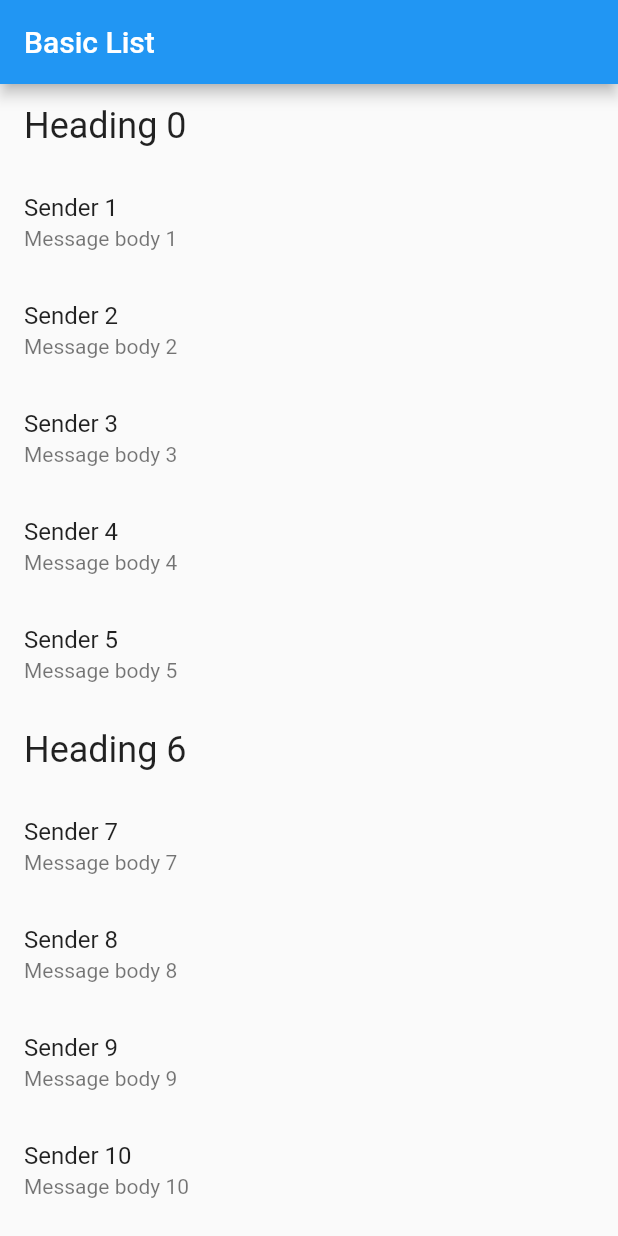
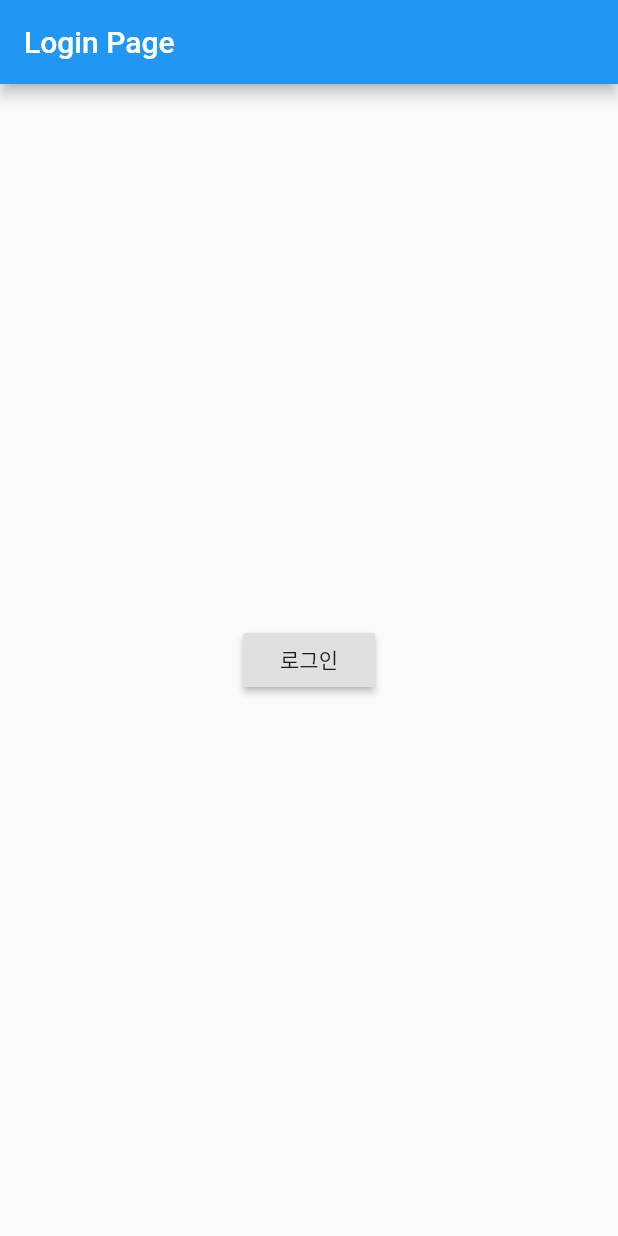
Before and after one commit to Park-Wonbin/poapper-flutter-tutorial, a Flutter app: the screen it shows after launch, on a phone screen of 412 x 824 dp. Run offline on Flutter 3.47's test engine with Material 2 defaults, Android fonts, the phone set to English and light mode, and no system bars.

Commit message:
lecture 03

```diff
--- a/flutter_tutorial/lib/list.tutorial.dart
+++ b/flutter_tutorial/lib/list.tutorial.dart
@@ -75,7 +75,7 @@ class ListTutorial extends StatelessWidget {
 
     return Scaffold(
       appBar: AppBar(
-        title: Text(title),
+        title: Text('List Tutorial'),
       ),
       body: customListView,
     );
--- /dev/null
+++ b/flutter_tutorial/lib/login.tutorial.dart
@@ -0,0 +1,51 @@
+import 'dart:async';
+
+import 'package:flutter/material.dart';
+import 'package:flutter_tutorial/main.dart';
+import 'package:provider/provider.dart';
+
+class RootPage extends StatelessWidget {
+  @override
+  Widget build(BuildContext context) {
+    AuthState authState = Provider.of<AuthRepository>(context).authState;
+
+    return authState == AuthState.UnAuthenticated ? LoginPage() : MainPage();
+  }
+}
+
+class LoginPage extends StatelessWidget {
+  @override
+  Widget build(BuildContext context) {
+    return Scaffold(
+      appBar: AppBar(
+        title: Text('Login Page'),
+      ),
+      body: Center(
+        child: RaisedButton(
+          child: Text('로그인'),
+          onPressed: () {
+            Provider.of<AuthRepository>(context, listen: false).setState(AuthState.Authenticated);
+          },
+        ),
+      ),
+    );
+  }
+}
+
+class MainPage extends StatelessWidget {
+  @override
+  Widget build(BuildContext context) {
+    return Scaffold(
+      appBar: AppBar(
+        title: Text('Main Page'),
+      ),
+      body: Center(
+        child: RaisedButton(
+          child: Text('로그아웃'),
+          onPressed: () {
+            Provider.of<AuthRepository>(context, listen: false).setState(AuthState.UnAuthenticated);
+          },
+        ),
+      ),
+    );  }
+}
--- a/flutter_tutorial/lib/main.dart
+++ b/flutter_tutorial/lib/main.dart
@@ -1,11 +1,30 @@
 import 'package:flutter/material.dart';
 import 'package:flutter_tutorial/layout.tutorial.dart';
+import 'package:flutter_tutorial/login.tutorial.dart';
 import 'package:flutter_tutorial/route.tutorial.dart';
+import 'package:flutter_tutorial/sliver.tutorial.dart';
+import 'package:provider/provider.dart';
 
 import 'list.tutorial.dart';
 
 void main() {
-  runApp(MyApp());
+  runApp(MultiProvider(
+    child: MyApp(),
+    providers: [ChangeNotifierProvider.value(value: AuthRepository())],
+  ));
+}
+
+enum AuthState {
+  Authenticated, UnAuthenticated,
+}
+
+class AuthRepository with ChangeNotifier{
+  AuthState authState = AuthState.UnAuthenticated;
+
+  setState(AuthState state) {
+    authState = state;
+    notifyListeners();
+  }
 }
 
 class MyApp extends StatelessWidget {
@@ -14,14 +33,17 @@ class MyApp extends StatelessWidget {
   Widget build(BuildContext context) {
     return MaterialApp(
       title: 'Flutter Tutorial',
+      theme: ThemeData(),
+      darkTheme: ThemeData.dark(),
       initialRoute: '/',
       routes: {
-        '/': (context) => ListTutorial(),
+        '/': (context) => RootPage(),
         SecondRoute.routeName: (context) => SecondRoute(),
       },
       /* Lecture 01 - LayoutTutorial()
        * Lecture 02 - FirstRoute(), ListTutorial()
-      L*/
+       * Lecture 03 - SliverTutorial(), RootPage()
+       */
     );
   }
 }
--- a/flutter_tutorial/pubspec.yaml
+++ b/flutter_tutorial/pubspec.yaml
@@ -28,6 +28,8 @@ dependencies:
   # The following adds the Cupertino Icons font to your application.
   # Use with the CupertinoIcons class for iOS style icons.
   cupertino_icons: ^0.1.3
+  provider: ^4.1.3
+
 
 dev_dependencies:
   flutter_test:
```
Also changed, not shown: flutter_tutorial/lib/sliver.tutorial.dart (added, +70 -0 lines), flutter_tutorial/pubspec.lock, 1 other file.
